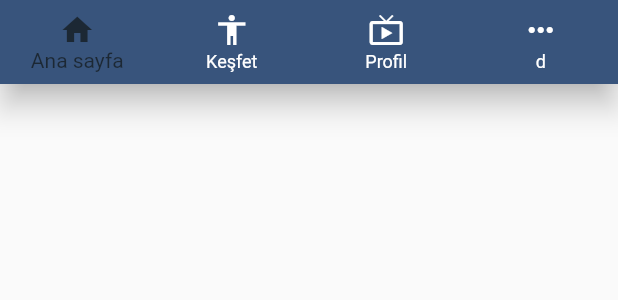
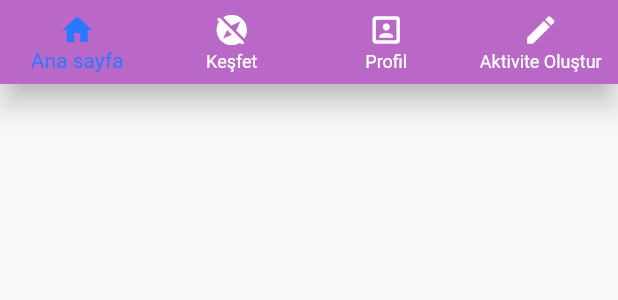
Before and after one commit to YigitOcal1/Housey, a Flutter app: the Bottom widget shown alone on an empty page, opened directly, on a phone screen of 412 x 824 dp. Shown: the top 300 px of the screen. Run offline on Flutter 3.47's test engine with Material 2 defaults, Android fonts, the light colour scheme and no system bars; our stand-ins replace cloud_firestore, firebase_auth, firebase_core, firebase_database, fluttertoast; accounts and stored records are empty.

Commit message:
dizayn falan filan

```diff
--- a/lib/views/profile_screen.dart
+++ b/lib/views/profile_screen.dart
@@ -13,6 +13,7 @@ import 'package:fluttertoast/fluttertoast.dart';
 import 'package:housey/views/main_page.dart';
 import 'login_screen.dart';
 import 'register_screen.dart';
+import 'package:housey/widgets/BottomNavBar.dart';
 
 class ProfileScreen extends StatefulWidget {
   const ProfileScreen({Key? key}) : super(key: key);
@@ -225,6 +226,7 @@ class _ProfileScreenState extends State<ProfileScreen> {
             ),
           ],
         ),
+        bottomNavigationBar: Bottom(),
       ),
     );
   }
--- a/lib/widgets/BottomNavBar.dart
+++ b/lib/widgets/BottomNavBar.dart
@@ -1,10 +1,9 @@
 import 'package:flutter/material.dart';
 import 'package:housey/views/anasayfa_screen.dart';
+import 'package:housey/views/main_page.dart';
 import 'package:housey/views/showactivity_screen.dart';
 import 'package:housey/views/profile_screen.dart';
 import 'package:housey/views/home_screen.dart';
-
-
 
 int _selectedIndex = 0;
 
@@ -12,6 +11,7 @@ class Bottom extends StatefulWidget {
   @override
   _BottomState createState() => _BottomState();
 }
+
 Route _createRouteCreateAnasayfa() {
   return PageRouteBuilder(
     pageBuilder: (context, animation, secondaryAnimation) => AnasayfaScreen(),
@@ -20,8 +20,7 @@ Route _createRouteCreateAnasayfa() {
       const end = Offset.zero;
       const curve = Curves.ease;
 
-        var tween =
-            Tween(begin: begin, end: end).chain(CurveTween(curve: curve));
+      var tween = Tween(begin: begin, end: end).chain(CurveTween(curve: curve));
 
       return SlideTransition(
         position: animation.drive(tween),
@@ -30,17 +29,17 @@ Route _createRouteCreateAnasayfa() {
     },
   );
 }
+
 class _BottomState extends State<Bottom> {
   @override
   Widget build(BuildContext context) {
     return BottomNavigationBar(
-
         showSelectedLabels: true,
         showUnselectedLabels: true,
-        backgroundColor: Color(0xff38547C),
+        backgroundColor: Colors.purple[300],
         type: BottomNavigationBarType.fixed,
         currentIndex: _selectedIndex,
-        selectedItemColor: Color(0xFF1C2834),
+        selectedItemColor: Colors.blueAccent[400],
         unselectedItemColor: Colors.white,
         items: [
           BottomNavigationBarItem(
@@ -51,37 +50,39 @@ class _BottomState extends State<Bottom> {
           ),
           BottomNavigationBarItem(
             icon: const Icon(
-              Icons.accessibility,
+              Icons.explore_off_rounded,
             ),
             label: "Keşfet",
           ),
           BottomNavigationBarItem(
               icon: const Icon(
-                Icons.live_tv,
+                Icons.portrait_rounded,
               ),
               label: "Profil"),
-
-
           BottomNavigationBarItem(
               icon: Icon(
-                Icons.more_horiz,
+                Icons.create_rounded,
               ),
-              label: "d"),
+              label: "Aktivite Oluştur"),
         ],
         onTap: (int index) {
           setState(() {
             _selectedIndex = index;
           });
           if (_selectedIndex == 0) {
-            var route =
-                Navigator.pushReplacement(context, _createRouteCreateAnasayfa());
+            var route = Navigator.pushReplacement(
+                context, _createRouteCreateAnasayfa());
           } else if (_selectedIndex == 1) {
-            var route =
-                MaterialPageRoute(builder: (BuildContext context) => ShowActivity());
+            var route = MaterialPageRoute(
+                builder: (BuildContext context) => ShowActivity());
             Navigator.of(context).push(route);
           } else if (_selectedIndex == 2) {
-            var route =
-                MaterialPageRoute(builder: (BuildContext context) => ProfileScreen());
+            var route = MaterialPageRoute(
+                builder: (BuildContext context) => ProfileScreen());
+            Navigator.of(context).push(route);
+          } else if (_selectedIndex == 3) {
+            var route = MaterialPageRoute(
+                builder: (BuildContext context) => MainPage());
             Navigator.of(context).push(route);
           }
         });
```
Also changed, not shown: lib/views/anasayfa_screen.dart (+37 -27 lines), lib/views/showactivity_screen.dart (+51 -30 lines), pubspec.lock. Lines whose indentation alone changed are shown as unchanged.
